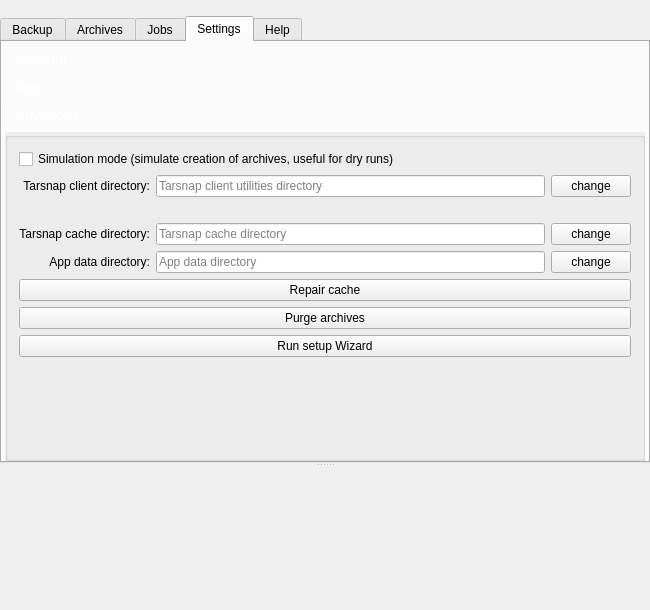
First picture: the form in forms/mainwindow.ui, repository Tarsnap/tarsnap-gui, before the edit.
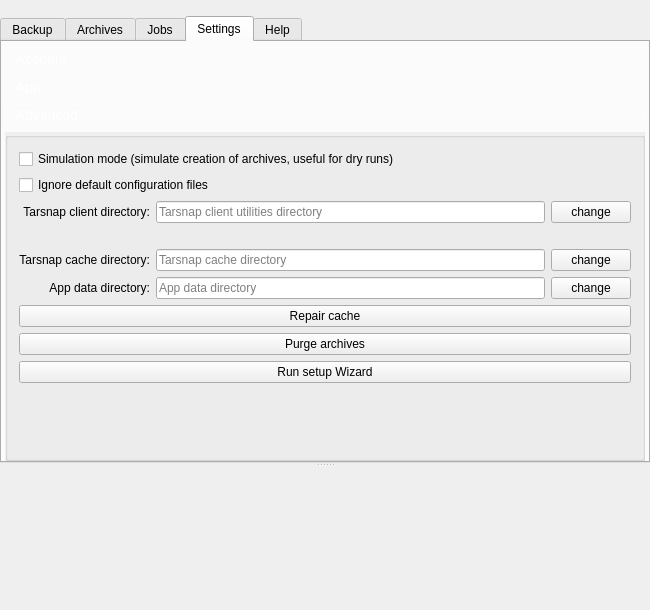
Second picture: the form after the edit. The open tabs and pages were chosen to show the change. Icons and pictures are not drawn. Custom widgets are drawn as their Qt base class.

Commit message:
Implement ignore default tarsnap configs option.
Using tarsnap --no-default-config parameter.

Diff of the .ui file:
```diff
--- a/forms/mainwindow.ui
+++ b/forms/mainwindow.ui
@@ -1732,14 +1732,69 @@
                   <string/>
                  </property>
                  <layout class="QGridLayout" name="gridLayout_2">
-                  <item row="2" column="1" colspan="2">
-                   <widget class="QLabel" name="clientVersionLabel">
+                  <item row="2" column="3">
+                   <widget class="QPushButton" name="tarsnapPathBrowseButton">
+                    <property name="sizePolicy">
+                     <sizepolicy hsizetype="Maximum" vsizetype="Fixed">
+                      <horstretch>0</horstretch>
+                      <verstretch>0</verstretch>
+                     </sizepolicy>
+                    </property>
+                    <property name="text">
+                     <string>change</string>
+                    </property>
+                   </widget>
+                  </item>
+                  <item row="4" column="0">
+                   <widget class="QLabel" name="label_12">
+                    <property name="sizePolicy">
+                     <sizepolicy hsizetype="Maximum" vsizetype="Preferred">
+                      <horstretch>0</horstretch>
+                      <verstretch>0</verstretch>
+                     </sizepolicy>
+                    </property>
+                    <property name="toolTip">
+                     <string>Tarsnap caches information about what it has uploaded in a local directory</string>
+                    </property>
+                    <property name="text">
+                     <string>Tarsnap cache directory:</string>
+                    </property>
+                    <property name="alignment">
+                     <set>Qt::AlignRight|Qt::AlignTrailing|Qt::AlignVCenter</set>
+                    </property>
+                   </widget>
+                  </item>
+                  <item row="0" column="0" colspan="4">
+                   <widget class="QCheckBox" name="simulationCheckBox">
+                    <property name="toolTip">
+                     <string>Don't really create archives on the Tarsnap servers; just simulate doing so locally.  The resulted archives and archive statistics will be almost identical (typically within a few kB or a fraction of a percent) to the real deal.</string>
+                    </property>
+                    <property name="text">
+                     <string>Simulation mode (simulate creation of archives, useful for dry runs)</string>
+                    </property>
+                   </widget>
+                  </item>
+                  <item row="4" column="1" colspan="2">
+                   <widget class="QLineEdit" name="tarsnapCacheLineEdit">
                     <property name="text">
                      <string/>
                     </property>
+                    <property name="placeholderText">
+                     <string>Tarsnap cache directory</string>
+                    </property>
                    </widget>
                   </item>
-                  <item row="8" column="0" colspan="4">
+                  <item row="6" column="0" colspan="4">
+                   <widget class="QPushButton" name="repairCacheButton">
+                    <property name="toolTip">
+                     <string>Run tarsnap --fsck</string>
+                    </property>
+                    <property name="text">
+                     <string>Repair cache</string>
+                    </property>
+                   </widget>
+                  </item>
+                  <item row="9" column="0" colspan="4">
                    <spacer name="verticalSpacer_2">
                     <property name="orientation">
                      <enum>Qt::Vertical</enum>
@@ -1752,10 +1807,10 @@
                     </property>
                    </spacer>
                   </item>
-                  <item row="3" column="0">
-                   <widget class="QLabel" name="label_12">
+                  <item row="4" column="3">
+                   <widget class="QPushButton" name="tarsnapCacheBrowseButton">
                     <property name="sizePolicy">
-                     <sizepolicy hsizetype="Maximum" vsizetype="Preferred">
+                     <sizepolicy hsizetype="Maximum" vsizetype="Fixed">
                       <horstretch>0</horstretch>
                       <verstretch>0</verstretch>
                      </sizepolicy>
@@ -1764,24 +1819,21 @@
                      <string>Tarsnap caches information about what it has uploaded in a local directory</string>
                     </property>
                     <property name="text">
-                     <string>Tarsnap cache directory:</string>
+                     <string>change</string>
                     </property>
-                    <property name="alignment">
-                     <set>Qt::AlignRight|Qt::AlignTrailing|Qt::AlignVCenter</set>
-                    </property>
                    </widget>
                   </item>
-                  <item row="6" column="0" colspan="4">
-                   <widget class="QPushButton" name="purgeArchivesButton">
+                  <item row="8" column="0" colspan="4">
+                   <widget class="QPushButton" name="runSetupWizard">
                     <property name="toolTip">
                      <string>Nukes all archives</string>
                     </property>
                     <property name="text">
-                     <string>Purge archives</string>
+                     <string>Run setup Wizard</string>
                     </property>
                    </widget>
                   </item>
-                  <item row="1" column="1" colspan="2">
+                  <item row="2" column="1" colspan="2">
                    <widget class="QLineEdit" name="tarsnapPathLineEdit">
                     <property name="toolTip">
                      <string>Must point to the Tarsnap CLI utilities directory</string>
@@ -1794,7 +1846,7 @@
                     </property>
                    </widget>
                   </item>
-                  <item row="4" column="0">
+                  <item row="5" column="0">
                    <widget class="QLabel" name="label_7">
                     <property name="toolTip">
                      <string>The app data directory is used to store settings and data</string>
@@ -1807,76 +1859,17 @@
                     </property>
                    </widget>
                   </item>
-                  <item row="1" column="3">
-                   <widget class="QPushButton" name="tarsnapPathBrowseButton">
-                    <property name="sizePolicy">
-                     <sizepolicy hsizetype="Maximum" vsizetype="Fixed">
-                      <horstretch>0</horstretch>
-                      <verstretch>0</verstretch>
-                     </sizepolicy>
-                    </property>
-                    <property name="text">
-                     <string>change</string>
-                    </property>
-                   </widget>
-                  </item>
-                  <item row="5" column="0" colspan="4">
-                   <widget class="QPushButton" name="repairCacheButton">
-                    <property name="toolTip">
-                     <string>Run tarsnap --fsck</string>
-                    </property>
-                    <property name="text">
-                     <string>Repair cache</string>
-                    </property>
-                   </widget>
-                  </item>
-                  <item row="3" column="1" colspan="2">
-                   <widget class="QLineEdit" name="tarsnapCacheLineEdit">
-                    <property name="text">
-                     <string/>
-                    </property>
-                    <property name="placeholderText">
-                     <string>Tarsnap cache directory</string>
-                    </property>
-                   </widget>
-                  </item>
-                  <item row="3" column="3">
-                   <widget class="QPushButton" name="tarsnapCacheBrowseButton">
-                    <property name="sizePolicy">
-                     <sizepolicy hsizetype="Maximum" vsizetype="Fixed">
-                      <horstretch>0</horstretch>
-                      <verstretch>0</verstretch>
-                     </sizepolicy>
-                    </property>
-                    <property name="text">
-                     <string>change</string>
-                    </property>
-                   </widget>
-                  </item>
                   <item row="7" column="0" colspan="4">
-                   <widget class="QPushButton" name="runSetupWizard">
+                   <widget class="QPushButton" name="purgeArchivesButton">
                     <property name="toolTip">
                      <string>Reset app settings and run Setup Wizard</string>
                     </property>
                     <property name="text">
-                     <string>Run setup Wizard</string>
+                     <string>Purge archives</string>
                     </property>
                    </widget>
                   </item>
-                  <item row="4" column="3">
-                   <widget class="QPushButton" name="appDataDirBrowseButton">
-                    <property name="sizePolicy">
-                     <sizepolicy hsizetype="Maximum" vsizetype="Fixed">
-                      <horstretch>0</horstretch>
-                      <verstretch>0</verstretch>
-                     </sizepolicy>
-                    </property>
-                    <property name="text">
-                     <string>change</string>
-                    </property>
-                   </widget>
-                  </item>
-                  <item row="4" column="1" colspan="2">
+                  <item row="5" column="1" colspan="2">
                    <widget class="QLineEdit" name="appDataDirLineEdit">
                     <property name="text">
                      <string/>
@@ -1886,7 +1879,7 @@
                     </property>
                    </widget>
                   </item>
-                  <item row="1" column="0">
+                  <item row="2" column="0">
                    <widget class="QLabel" name="label_20">
                     <property name="toolTip">
                      <string>The Tarsnap command line interface utilities are used to communicate with the Tarsnap service</string>
@@ -1899,13 +1892,33 @@
                     </property>
                    </widget>
                   </item>
-                  <item row="0" column="0" colspan="4">
-                   <widget class="QCheckBox" name="simulationCheckBox">
+                  <item row="5" column="3">
+                   <widget class="QPushButton" name="appDataDirBrowseButton">
+                    <property name="sizePolicy">
+                     <sizepolicy hsizetype="Maximum" vsizetype="Fixed">
+                      <horstretch>0</horstretch>
+                      <verstretch>0</verstretch>
+                     </sizepolicy>
+                    </property>
+                    <property name="text">
+                     <string>change</string>
+                    </property>
+                   </widget>
+                  </item>
+                  <item row="3" column="1" colspan="2">
+                   <widget class="QLabel" name="clientVersionLabel">
+                    <property name="text">
+                     <string/>
+                    </property>
+                   </widget>
+                  </item>
+                  <item row="1" column="0" colspan="4">
+                   <widget class="QCheckBox" name="ignoreConfigCheckBox">
                     <property name="toolTip">
                      <string>Don't really create archives on the Tarsnap servers; just simulate doing so locally.  The resulted archives and archive statistics will be almost identical (typically within a few kB or a fraction of a percent) to the real deal.</string>
                     </property>
                     <property name="text">
-                     <string>Simulation mode (simulate creation of archives, useful for dry runs)</string>
+                     <string>Ignore default configuration files</string>
                     </property>
                    </widget>
                   </item>
```
Left out of the diff: 9 changed lines with no effect on the pictures. The commit also changes 2 other files.
